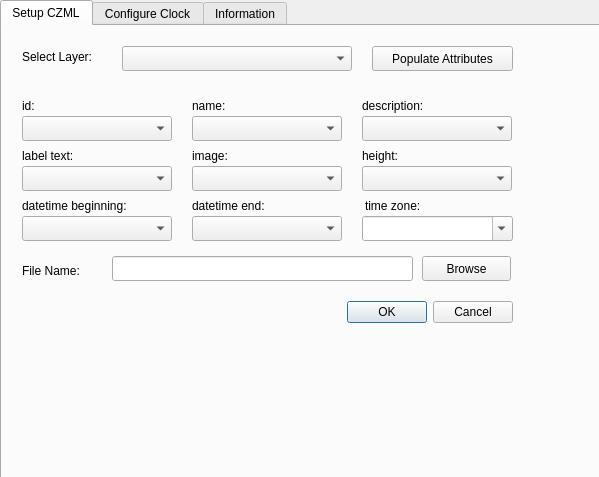
Qt form CZMLBillboardMaker_dialog_base.ui (muratkendir/CZMLBillboardMaker) before a commit.
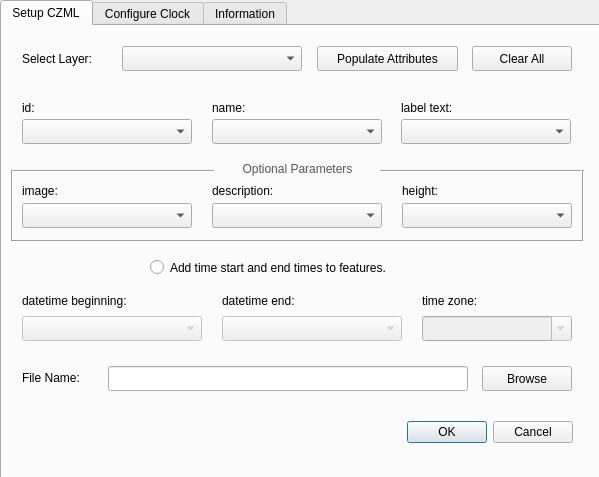
The same form after that commit. Icons and pictures are not drawn.

Commit message: beginning and end datetime is optional now.

```diff
--- a/CZMLBillboardMaker_dialog_base.ui
+++ b/CZMLBillboardMaker_dialog_base.ui
@@ -22,8 +22,8 @@
     <rect>
      <x>0</x>
      <y>0</y>
-     <width>601</width>
-     <height>481</height>
+     <width>600</width>
+     <height>480</height>
     </rect>
    </property>
    <property name="styleSheet">
@@ -39,9 +39,9 @@
     <widget class="QComboBox" name="comboBoxText">
      <property name="geometry">
       <rect>
-       <x>20</x>
-       <y>140</y>
-       <width>150</width>
+       <x>399</x>
+       <y>93</y>
+       <width>170</width>
        <height>25</height>
       </rect>
      </property>
@@ -49,8 +49,8 @@
     <widget class="QLabel" name="labelDescription">
      <property name="geometry">
       <rect>
-       <x>360</x>
-       <y>70</y>
+       <x>210</x>
+       <y>155</y>
        <width>121</width>
        <height>20</height>
       </rect>
@@ -62,8 +62,8 @@
     <widget class="QLabel" name="labelText">
      <property name="geometry">
       <rect>
-       <x>20</x>
-       <y>120</y>
+       <x>399</x>
+       <y>72</y>
        <width>81</width>
        <height>20</height>
       </rect>
@@ -76,7 +76,7 @@
      <property name="geometry">
       <rect>
        <x>20</x>
-       <y>21</y>
+       <y>23</y>
        <width>91</width>
        <height>20</height>
       </rect>
@@ -88,8 +88,8 @@
     <widget class="QLabel" name="labelName">
      <property name="geometry">
       <rect>
-       <x>190</x>
-       <y>70</y>
+       <x>210</x>
+       <y>72</y>
        <width>81</width>
        <height>20</height>
       </rect>
@@ -102,8 +102,8 @@
      <property name="geometry">
       <rect>
        <x>20</x>
-       <y>90</y>
-       <width>150</width>
+       <y>93</y>
+       <width>170</width>
        <height>25</height>
       </rect>
      </property>
@@ -111,9 +111,9 @@
     <widget class="QComboBox" name="comboBoxImage">
      <property name="geometry">
       <rect>
-       <x>190</x>
-       <y>140</y>
-       <width>150</width>
+       <x>20</x>
+       <y>177</y>
+       <width>170</width>
        <height>25</height>
       </rect>
      </property>
@@ -122,7 +122,7 @@
      <property name="geometry">
       <rect>
        <x>20</x>
-       <y>170</y>
+       <y>265</y>
        <width>161</width>
        <height>20</height>
       </rect>
@@ -134,9 +134,9 @@
     <widget class="QComboBox" name="comboBoxHeight">
      <property name="geometry">
       <rect>
-       <x>360</x>
-       <y>140</y>
-       <width>150</width>
+       <x>400</x>
+       <y>177</y>
+       <width>170</width>
        <height>25</height>
       </rect>
      </property>
@@ -144,8 +144,8 @@
     <widget class="QLabel" name="labelTimeEnd">
      <property name="geometry">
       <rect>
-       <x>190</x>
-       <y>170</y>
+       <x>220</x>
+       <y>265</y>
        <width>131</width>
        <height>20</height>
       </rect>
@@ -155,11 +155,14 @@
      </property>
     </widget>
     <widget class="QComboBox" name="comboBoxTimeZone">
+     <property name="enabled">
+      <bool>false</bool>
+     </property>
      <property name="geometry">
       <rect>
-       <x>360</x>
-       <y>190</y>
-       <width>151</width>
+       <x>420</x>
+       <y>290</y>
+       <width>150</width>
        <height>25</height>
       </rect>
      </property>
@@ -170,8 +173,8 @@
     <widget class="QLabel" name="labelImage">
      <property name="geometry">
       <rect>
-       <x>190</x>
-       <y>120</y>
+       <x>20</x>
+       <y>155</y>
        <width>81</width>
        <height>20</height>
       </rect>
@@ -183,8 +186,8 @@
     <widget class="QLabel" name="labelImage_2">
      <property name="geometry">
       <rect>
-       <x>360</x>
-       <y>120</y>
+       <x>400</x>
+       <y>155</y>
        <width>81</width>
        <height>20</height>
       </rect>
@@ -196,9 +199,9 @@
     <widget class="QLineEdit" name="lineEditFileName">
      <property name="geometry">
       <rect>
-       <x>110</x>
-       <y>230</y>
-       <width>301</width>
+       <x>106</x>
+       <y>340</y>
+       <width>360</width>
        <height>25</height>
       </rect>
      </property>
@@ -206,7 +209,7 @@
     <widget class="QPushButton" name="pushButtonPopAttributes">
      <property name="geometry">
       <rect>
-       <x>370</x>
+       <x>315</x>
        <y>20</y>
        <width>141</width>
        <height>25</height>
@@ -220,7 +223,7 @@
      <property name="geometry">
       <rect>
        <x>20</x>
-       <y>70</y>
+       <y>72</y>
        <width>91</width>
        <height>20</height>
       </rect>
@@ -232,9 +235,9 @@
     <widget class="QComboBox" name="comboBoxDescription">
      <property name="geometry">
       <rect>
-       <x>360</x>
-       <y>90</y>
-       <width>150</width>
+       <x>210</x>
+       <y>177</y>
+       <width>170</width>
        <height>25</height>
       </rect>
      </property>
@@ -242,8 +245,8 @@
     <widget class="QDialogButtonBox" name="button_box">
      <property name="geometry">
       <rect>
-       <x>170</x>
-       <y>270</y>
+       <x>230</x>
+       <y>390</y>
        <width>341</width>
        <height>32</height>
       </rect>
@@ -260,17 +263,20 @@
       <rect>
        <x>120</x>
        <y>20</y>
-       <width>230</width>
+       <width>180</width>
        <height>25</height>
       </rect>
      </property>
     </widget>
     <widget class="QComboBox" name="comboBoxTimeEnd">
+     <property name="enabled">
+      <bool>false</bool>
+     </property>
      <property name="geometry">
       <rect>
-       <x>190</x>
-       <y>190</y>
-       <width>150</width>
+       <x>220</x>
+       <y>290</y>
+       <width>180</width>
        <height>25</height>
       </rect>
      </property>
@@ -278,8 +284,8 @@
     <widget class="QLabel" name="labelTimeEnd_2">
      <property name="geometry">
       <rect>
-       <x>363</x>
-       <y>170</y>
+       <x>420</x>
+       <y>265</y>
        <width>130</width>
        <height>20</height>
       </rect>
@@ -291,9 +297,9 @@
     <widget class="QPushButton" name="pushButtonBrowse">
      <property name="geometry">
       <rect>
-       <x>420</x>
-       <y>230</y>
-       <width>89</width>
+       <x>480</x>
+       <y>340</y>
+       <width>90</width>
        <height>25</height>
       </rect>
      </property>
@@ -304,9 +310,9 @@
     <widget class="QComboBox" name="comboBoxName">
      <property name="geometry">
       <rect>
-       <x>190</x>
-       <y>90</y>
-       <width>150</width>
+       <x>210</x>
+       <y>93</y>
+       <width>170</width>
        <height>25</height>
       </rect>
      </property>
@@ -315,8 +321,8 @@
      <property name="geometry">
       <rect>
        <x>20</x>
-       <y>235</y>
-       <width>91</width>
+       <y>342</y>
+       <width>90</width>
        <height>20</height>
       </rect>
      </property>
@@ -325,15 +331,136 @@
      </property>
     </widget>
     <widget class="QComboBox" name="comboBoxTimeBeginning">
+     <property name="enabled">
+      <bool>false</bool>
+     </property>
      <property name="geometry">
       <rect>
        <x>20</x>
-       <y>190</y>
-       <width>150</width>
+       <y>290</y>
+       <width>180</width>
        <height>25</height>
       </rect>
      </property>
     </widget>
+    <widget class="QRadioButton" name="radioButtonSetupTime">
+     <property name="geometry">
+      <rect>
+       <x>148</x>
+       <y>230</y>
+       <width>311</width>
+       <height>23</height>
+      </rect>
+     </property>
+     <property name="text">
+      <string>Add time start and end times to features.</string>
+     </property>
+    </widget>
+    <widget class="QLabel" name="labelOptionalAttributes">
+     <property name="geometry">
+      <rect>
+       <x>20</x>
+       <y>133</y>
+       <width>551</width>
+       <height>20</height>
+      </rect>
+     </property>
+     <property name="font">
+      <font>
+       <italic>false</italic>
+      </font>
+     </property>
+     <property name="autoFillBackground">
+      <bool>false</bool>
+     </property>
+     <property name="styleSheet">
+      <string notr="true">color: rgb(85, 87, 83);</string>
+     </property>
+     <property name="text">
+      <string>Optional Parameters</string>
+     </property>
+     <property name="alignment">
+      <set>Qt::AlignCenter</set>
+     </property>
+    </widget>
+    <widget class="Line" name="line">
+     <property name="geometry">
+      <rect>
+       <x>11</x>
+       <y>135</y>
+       <width>201</width>
+       <height>20</height>
+      </rect>
+     </property>
+     <property name="orientation">
+      <enum>Qt::Horizontal</enum>
+     </property>
+    </widget>
+    <widget class="Line" name="line_2">
+     <property name="geometry">
+      <rect>
+       <x>378</x>
+       <y>135</y>
+       <width>201</width>
+       <height>20</height>
+      </rect>
+     </property>
+     <property name="orientation">
+      <enum>Qt::Horizontal</enum>
+     </property>
+    </widget>
+    <widget class="Line" name="line_3">
+     <property name="geometry">
+      <rect>
+       <x>10</x>
+       <y>205</y>
+       <width>571</width>
+       <height>20</height>
+      </rect>
+     </property>
+     <property name="orientation">
+      <enum>Qt::Horizontal</enum>
+     </property>
+    </widget>
+    <widget class="Line" name="line_4">
+     <property name="geometry">
+      <rect>
+       <x>571</x>
+       <y>144</y>
+       <width>20</width>
+       <height>71</height>
+      </rect>
+     </property>
+     <property name="orientation">
+      <enum>Qt::Vertical</enum>
+     </property>
+    </widget>
+    <widget class="Line" name="line_5">
+     <property name="geometry">
+      <rect>
+       <x>0</x>
+       <y>144</y>
+       <width>20</width>
+       <height>71</height>
+      </rect>
+     </property>
+     <property name="orientation">
+      <enum>Qt::Vertical</enum>
+     </property>
+    </widget>
+    <widget class="QPushButton" name="pushButtonClearAll">
+     <property name="geometry">
+      <rect>
+       <x>470</x>
+       <y>20</y>
+       <width>100</width>
+       <height>25</height>
+      </rect>
+     </property>
+     <property name="text">
+      <string>Clear All</string>
+     </property>
+    </widget>
    </widget>
    <widget class="QWidget" name="tabClock">
     <attribute name="title">
```
Left out of the diff: 6 changed lines with no effect on the pictures. The commit also changes 5 other files.
